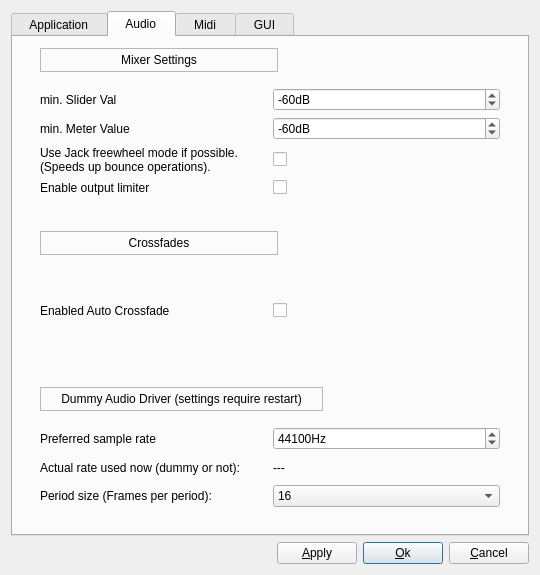
The window that los/widgets/gensetbase.ui (falkTX/los) describes before a commit, drawn with Qt 5.
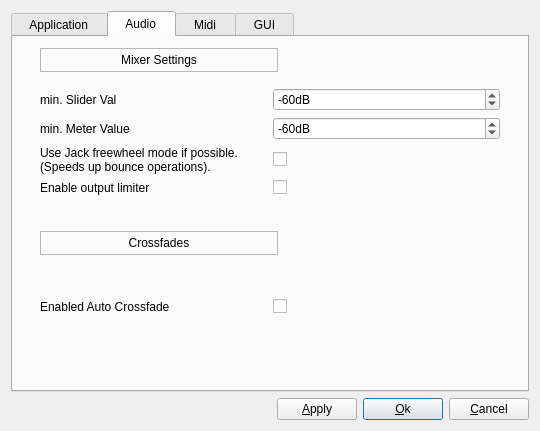
The same window after the commit. The open tabs and pages were chosen to show the change.

Patch:
```diff
--- a/los/widgets/gensetbase.ui
+++ b/los/widgets/gensetbase.ui
@@ -7,7 +7,7 @@
     <x>0</x>
     <y>0</y>
     <width>540</width>
-    <height>575</height>
+    <height>395</height>
    </rect>
   </property>
   <property name="windowTitle">
@@ -518,204 +518,6 @@
          </property>
         </spacer>
        </item>
-       <item>
-        <layout class="QHBoxLayout" name="horizontalLayout_7">
-         <property name="spacing">
-          <number>0</number>
-         </property>
-         <property name="topMargin">
-          <number>0</number>
-         </property>
-         <item>
-          <spacer name="horizontalSpacer_11">
-           <property name="orientation">
-            <enum>Qt::Horizontal</enum>
-           </property>
-           <property name="sizeType">
-            <enum>QSizePolicy::Fixed</enum>
-           </property>
-           <property name="sizeHint" stdset="0">
-            <size>
-             <width>16</width>
-             <height>20</height>
-            </size>
-           </property>
-          </spacer>
-         </item>
-         <item>
-          <widget class="QFrame" name="dummyLabelFrame">
-           <property name="sizePolicy">
-            <sizepolicy hsizetype="Preferred" vsizetype="Fixed">
-             <horstretch>0</horstretch>
-             <verstretch>0</verstretch>
-            </sizepolicy>
-           </property>
-           <property name="frameShape">
-            <enum>QFrame::StyledPanel</enum>
-           </property>
-           <property name="frameShadow">
-            <enum>QFrame::Raised</enum>
-           </property>
-           <layout class="QVBoxLayout" name="verticalLayout_12">
-            <property name="leftMargin">
-             <number>20</number>
-            </property>
-            <property name="topMargin">
-             <number>4</number>
-            </property>
-            <property name="rightMargin">
-             <number>20</number>
-            </property>
-            <property name="bottomMargin">
-             <number>4</number>
-            </property>
-            <item>
-             <widget class="QLabel" name="dummyLabel">
-              <property name="text">
-               <string>Dummy Audio Driver (settings require restart)</string>
-              </property>
-              <property name="alignment">
-               <set>Qt::AlignCenter</set>
-              </property>
-             </widget>
-            </item>
-           </layout>
-          </widget>
-         </item>
-         <item>
-          <spacer name="horizontalSpacer_12">
-           <property name="orientation">
-            <enum>Qt::Horizontal</enum>
-           </property>
-           <property name="sizeHint" stdset="0">
-            <size>
-             <width>40</width>
-             <height>20</height>
-            </size>
-           </property>
-          </spacer>
-         </item>
-        </layout>
-       </item>
-       <item>
-        <widget class="QFrame" name="dummyAudioBussBox">
-         <layout class="QGridLayout" name="gridLayout9">
-          <property name="margin">
-           <number>16</number>
-          </property>
-          <item row="0" column="0">
-           <widget class="QLabel" name="dummyAudioRateLabel">
-            <property name="text">
-             <string>Preferred sample rate</string>
-            </property>
-            <property name="wordWrap">
-             <bool>false</bool>
-            </property>
-           </widget>
-          </item>
-          <item row="0" column="1">
-           <widget class="QSpinBox" name="dummyAudioRate">
-            <property name="whatsThis">
-             <string>Actual rate used depends on limitations of
- timer used. If a high rate timer is available,
- short periods can be used with high sample rates. 
-Period affects midi playback resolution. 
-Shorter periods are desirable.</string>
-            </property>
-            <property name="suffix">
-             <string>Hz</string>
-            </property>
-            <property name="minimum">
-             <number>3000</number>
-            </property>
-            <property name="maximum">
-             <number>200000</number>
-            </property>
-            <property name="singleStep">
-             <number>10</number>
-            </property>
-            <property name="value">
-             <number>44100</number>
-            </property>
-           </widget>
-          </item>
-          <item row="1" column="0">
-           <widget class="QLabel" name="dummyAudioRealRateLabel">
-            <property name="text">
-             <string>Actual rate used now (dummy or not):</string>
-            </property>
-            <property name="wordWrap">
-             <bool>false</bool>
-            </property>
-           </widget>
-          </item>
-          <item row="1" column="1">
-           <widget class="QLabel" name="dummyAudioRealRate">
-            <property name="text">
-             <string>---</string>
-            </property>
-            <property name="wordWrap">
-             <bool>false</bool>
-            </property>
-           </widget>
-          </item>
-          <item row="2" column="0">
-           <widget class="QLabel" name="dummyAudioSizeLabel">
-            <property name="text">
-             <string>Period size (Frames per period):</string>
-            </property>
-            <property name="wordWrap">
-             <bool>false</bool>
-            </property>
-           </widget>
-          </item>
-          <item row="2" column="1">
-           <widget class="QComboBox" name="dummyAudioSize">
-            <item>
-             <property name="text">
-              <string>16</string>
-             </property>
-            </item>
-            <item>
-             <property name="text">
-              <string>32</string>
-             </property>
-            </item>
-            <item>
-             <property name="text">
-              <string>64</string>
-             </property>
-            </item>
-            <item>
-             <property name="text">
-              <string>128</string>
-             </property>
-            </item>
-            <item>
-             <property name="text">
-              <string>256</string>
-             </property>
-            </item>
-            <item>
-             <property name="text">
-              <string>512</string>
-             </property>
-            </item>
-            <item>
-             <property name="text">
-              <string>1024</string>
-             </property>
-            </item>
-            <item>
-             <property name="text">
-              <string>2048</string>
-             </property>
-            </item>
-           </widget>
-          </item>
-         </layout>
-        </widget>
-       </item>
       </layout>
      </widget>
      <widget class="QWidget" name="midiTab">
@@ -1445,7 +1247,7 @@
     </widget>
    </item>
    <item>
-    <layout class="QHBoxLayout">
+    <layout class="QHBoxLayout" name="layout_bottom">
      <property name="spacing">
       <number>6</number>
      </property>
```
